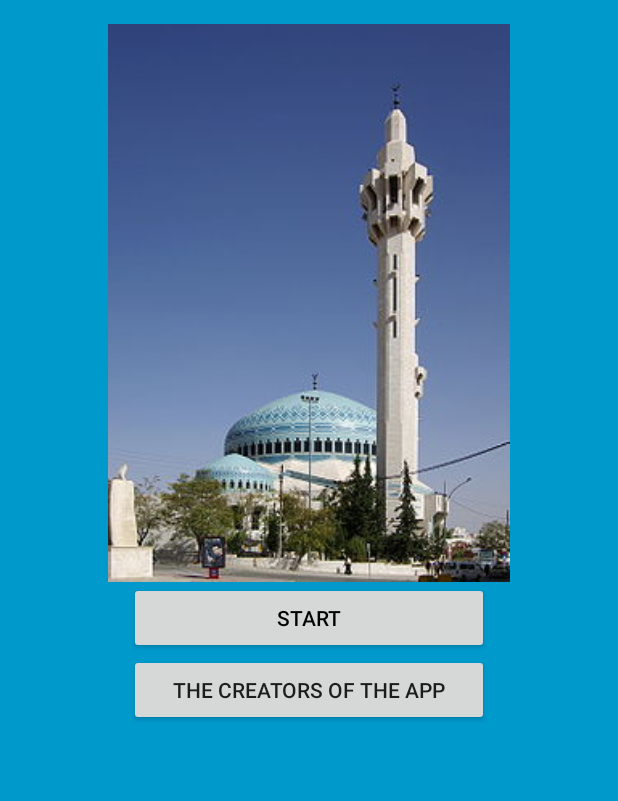
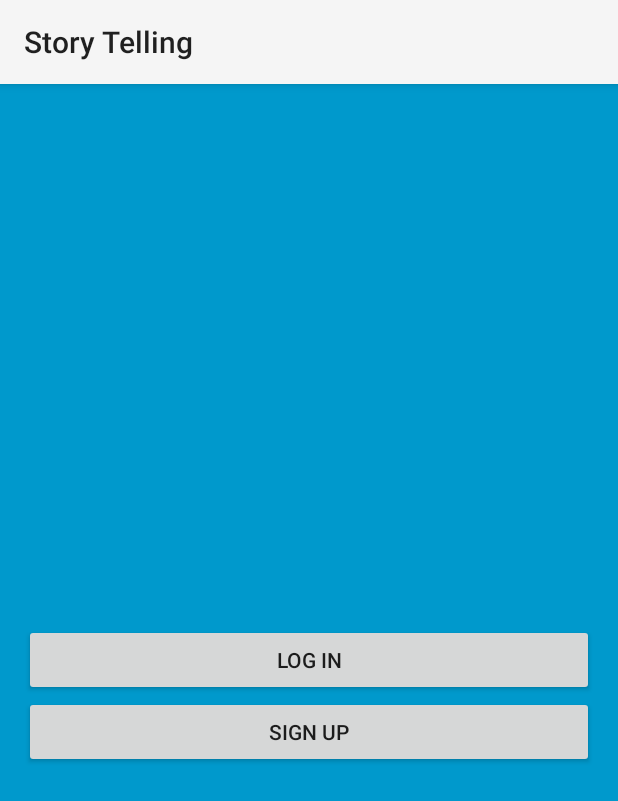
Before and after one commit to larssonwilly/Story-app-2, an Android app: the screen it shows after launch (MainActivity), on a phone screen of 412 x 824 dp. Shown: the top 801 px of the screen. Run offline under Robolectric (Android 15) with nearby library versions, the phone set to English and light mode, and no system bars; libraries missing offline, so code that uses them is left out: com.parse; 2 statements that could not run were skipped.

```diff
--- a/app/build.gradle
+++ b/app/build.gradle
@@ -23,4 +23,6 @@ dependencies {
     compile fileTree(dir: 'libs', include: ['*.jar'])
     compile 'com.android.support:appcompat-v7:22.0.0'
     compile project(path: ':backend', configuration: 'android-endpoints')
+    compile 'com.parse.bolts:bolts-android:1.+'
+    compile fileTree(dir: 'libs', include: 'Parse-*.jar')
 }
--- a/app/src/main/java/com/example/willy/storyapp2/MainActivity.java
+++ b/app/src/main/java/com/example/willy/storyapp2/MainActivity.java
@@ -4,35 +4,61 @@ import android.content.Intent;
 import android.media.MediaPlayer;
 import android.os.Bundle;
 import android.support.v7.app.ActionBarActivity;
+import android.view.Menu;
+import android.view.MenuInflater;
 import android.view.View;
 import android.widget.Button;
 
+import com.parse.Parse;
+import com.parse.ParseObject;
+import com.parse.ParseUser;
+
 
 public class MainActivity extends ActionBarActivity {
+
+    public static final String TYPE = "type";
+    public static final String LOGIN = "Log In";
+    public static final String SIGNUP = "Sign Up";
+
+    protected Button mLoginButton;
+    protected Button mSignupButton;
 
     @Override
     protected void onCreate(Bundle savedInstanceState) {
         super.onCreate(savedInstanceState);
         setContentView(R.layout.activity_main);
 
-        // Start the functionality of the app
-        Button start_button = (Button) findViewById(R.id.Start_button);
-        start_button.setOnClickListener(new View.OnClickListener() {
-            public void onClick(View v) {
-                startStory();
-            }
-        });
+        // Enable Local Datastore.
+//        Parse.enableLocalDatastore(this);
+        Parse.initialize(this, "kis8UPt0FJqm7CTURn5FozaYh1gPbCC6tNtEt0dP", "sNqbugJaRddwJmpA5WBSsJQVFT5JbZddBawtfEI8");
 
-        // The start screen music
-        final MediaPlayer startMusic = MediaPlayer.create(this, R.raw.luna_blanca_sunset);
-        startMusic.start();
-    }
+        mLoginButton = (Button) findViewById(R.id.Login);
+        mSignupButton = (Button) findViewById(R.id.Signup);
 
-    // Enters the StoryMode activity
-    public void startStory() {
+        if (ParseUser.getCurrentUser() != null) {
+            Intent intent = new Intent(this, StoryMode.class);
+            intent.addFlags(Intent.FLAG_ACTIVITY_CLEAR_TOP);
+            startActivity(intent);
+        }
+        else {
+            mLoginButton.setOnClickListener(new View.OnClickListener() {
+                @Override
+                public void onClick(View v) {
+                    Intent intent = new Intent(MainActivity.this, AuthenticateActivity.class);
+                    intent.putExtra(TYPE, LOGIN);
+                    startActivity(intent);
+                }
+            });
 
-        Intent intent = new Intent(this, StoryMode.class);
-        startActivity(intent);
+            mSignupButton.setOnClickListener(new View.OnClickListener() {
+                @Override
+                public void onClick(View v) {
+                    Intent intent = new Intent(MainActivity.this, AuthenticateActivity.class);
+                    intent.putExtra(TYPE, SIGNUP);
+                    startActivity(intent);
+                }
+            });
+        }
 
     }
 
--- a/app/src/main/res/layout/activity_main.xml
+++ b/app/src/main/res/layout/activity_main.xml
@@ -9,38 +9,21 @@
     android:paddingTop="@dimen/activity_vertical_margin"
     tools:context=".MainActivity">
 
-    <Button
-        android:id="@+id/Start_button"
-        android:layout_width="240dp"
-        android:layout_height="wrap_content"
-        android:layout_centerHorizontal="true"
-        android:layout_centerVertical="true"
-        android:text="Start"
-        android:textColor="#ff000000" />
+    <!-- Minaretbilden -->
 
     <Button
-        android:layout_width="wrap_content"
+        android:layout_width="match_parent"
         android:layout_height="wrap_content"
-        android:text="The Creators of the app"
-        android:id="@+id/Settings_button"
-        android:layout_below="@+id/Start_button"
-        android:layout_alignRight="@+id/Start_button"
-        android:layout_alignEnd="@+id/Start_button"
-        android:layout_alignLeft="@+id/Start_button"
-        android:layout_alignStart="@+id/Start_button" />
+        android:text="Log in"
+        android:id="@+id/Login"
+        android:layout_centerVertical="true"
+        android:layout_centerHorizontal="true"/>
 
-    <!-- Minaretbilden -->
-    <ImageView
-        android:layout_width="wrap_content"
+    <Button
+        android:layout_width="match_parent"
         android:layout_height="wrap_content"
-        android:id="@+id/imageView"
-        android:layout_above="@+id/Start_button"
-        android:layout_alignParentRight="true"
-        android:layout_alignParentEnd="true"
-        android:src="@drawable/p250px_minaret"
-        android:layout_alignParentTop="true"
-        android:contentDescription="@string/picturM"
-        android:layout_alignParentLeft="true"
-        android:layout_alignParentStart="true" />
-
+        android:text="Sign up"
+        android:id="@+id/Signup"
+        android:layout_below="@+id/Login"
+        android:layout_centerHorizontal="true"/>
 </RelativeLayout>
--- a/app/src/main/res/values/strings.xml
+++ b/app/src/main/res/values/strings.xml
@@ -1,10 +1,11 @@
 <resources>
-    <string name="app_name">Story App 2</string>
-    <string name="hello_world">Hello world!</string>
+    <string name="app_name">Story Telling</string>
     <string name="action_settings">Settings</string>
     <string name="start_button">Start</string>
     <string name="title_activity_story_mode">StoryMode</string>
     <string name="edit_text">Write the story...</string> <!-- Textruta man skriver i när man är i skärm 2 -->
     <string name="About_button">ABOUT</string>
     <string name="picturM">Minaret</string>
+    <string name="ab_logout">Log out</string>
+    <string name="title_activity_authenticate">AuthenticateActivity</string>
 </resources>
--- a/app/src/main/res/values/styles.xml
+++ b/app/src/main/res/values/styles.xml
@@ -1,8 +1,9 @@
 <resources>
 
     <!-- Base application theme. -->
-    <style name="AppTheme" parent="Theme.AppCompat.Light.NoActionBar">
+    <style name="AppTheme" parent="Theme.AppCompat.Light">
         <!-- Customize your theme here. -->
+
     </style>
 
 </resources>
--- a/build.gradle
+++ b/build.gradle
@@ -9,6 +9,7 @@ buildscript {
 
         // NOTE: Do not place your application dependencies here; they belong
         // in the individual module build.gradle files
+
     }
 }
 
```
Also changed, not shown: app/src/main/AndroidManifest.xml (+16 -1 lines), app/src/main/java/com/example/willy/storyapp2/AuthenticateActivity.java (added, +107 -0 lines), app/src/main/java/com/example/willy/storyapp2/ParseWorkshopApplication.java (added, +27 -0 lines), app/src/main/java/com/example/willy/storyapp2/StoryMode.java (+32 -3 lines), app/src/main/res/layout/activity_authenticate.xml (added, +48 -0 lines), app/src/main/res/menu/menu_authenticate.xml (added, +10 -0 lines), app/src/main/res/menu/menu_main.xml (+5 -4 lines), app/src/main/res/menu/menu_story_mode.xml (+9 -2 lines), 3 other files.
